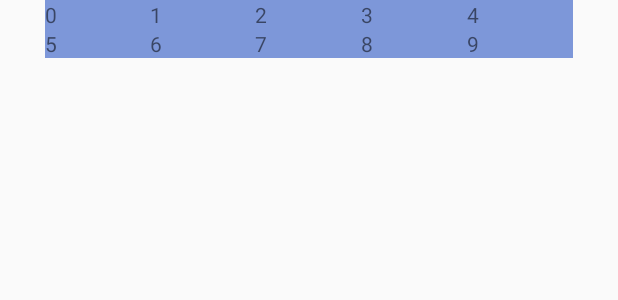
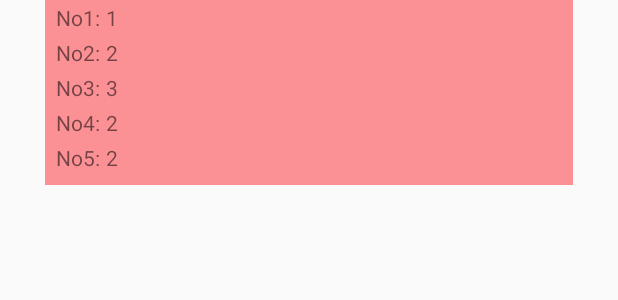
Before and after one commit to ApplicationT/MoneyCounter, an Android app: the layout float_window_big.xml on its own in the app's theme, with its tools: preview values and no code run, on a phone screen of 412 x 824 dp. Shown: the top 300 px of the screen. Run offline under Robolectric (Android 15) with nearby library versions, the phone set to English and light mode, and no system bars.

Commit message:
增加代码

```diff
--- a/app/src/main/AndroidManifest.xml
+++ b/app/src/main/AndroidManifest.xml
@@ -14,7 +14,8 @@
         android:label="@string/app_name"
         android:supportsRtl="true"
         android:theme="@style/AppTheme">
-        <activity android:name=".WelcomeActivity">
+        <activity android:name=".WelcomeActivity"
+            android:launchMode="singleTask">
             <intent-filter>
                 <action android:name="android.intent.action.MAIN" />
 
--- a/app/src/main/java/applock/anderson/com/moneycounter/Utils/SettingsContact.java
+++ b/app/src/main/java/applock/anderson/com/moneycounter/Utils/SettingsContact.java
@@ -9,4 +9,8 @@ public class SettingsContact {
     public static final String SHUNZI = "shunzi";
     public static final String BAOZI = "baozi";
     public static final String WEIZHI = "weizhi";
+    public static final String FLOAT = "float";
+    public static final String GET_MONEY = "getmoney";
+
+
 }
--- a/app/src/main/res/layout/float_window_big.xml
+++ b/app/src/main/res/layout/float_window_big.xml
@@ -5,83 +5,103 @@
     android:layout_height="wrap_content"
     android:layout_marginLeft="30dp"
     android:layout_marginRight="30dp"
-    android:background="#ab4068ca"
+    android:background="#9efe5157"
     android:orientation="vertical">
 
 
+    <RelativeLayout
+        android:layout_width="match_parent"
+        android:layout_height="123dp">
+
         <LinearLayout
-        android:layout_width="match_parent"
+            android:layout_width="wrap_content"
+            android:layout_height="wrap_content"
+            android:orientation="vertical"
+            android:layout_marginLeft="5dp">
+
+            <LinearLayout
+                android:layout_width="wrap_content"
                 android:layout_height="wrap_content">
 
                 <TextView
                     android:layout_width="wrap_content"
                     android:layout_height="wrap_content"
-            android:layout_weight="1"
-            android:text="0" />
+                    android:padding="2dp"
+                    android:text="No1:" />
 
                 <TextView
                     android:layout_width="wrap_content"
                     android:layout_height="wrap_content"
-            android:layout_weight="1"
+                    android:padding="2dp"
                     android:text="1" />
-
-        <TextView
-            android:layout_width="wrap_content"
-            android:layout_height="wrap_content"
-            android:layout_weight="1"
-            android:text="2" />
-
-        <TextView
-            android:layout_width="wrap_content"
-            android:layout_height="wrap_content"
-            android:layout_weight="1"
-            android:text="3" />
-
-        <TextView
-            android:layout_width="wrap_content"
-            android:layout_height="wrap_content"
-            android:layout_weight="1"
-            android:text="4" />
-
-
             </LinearLayout>
 
             <LinearLayout
-        android:layout_width="match_parent"
+            android:layout_width="wrap_content"
             android:layout_height="wrap_content">
 
             <TextView
                 android:layout_width="wrap_content"
                 android:layout_height="wrap_content"
-            android:layout_weight="1"
-            android:text="5" />
+                android:padding="2dp"
+                android:text="No2:" />
 
             <TextView
                 android:layout_width="wrap_content"
                 android:layout_height="wrap_content"
-            android:layout_weight="1"
-            android:text="6"
-            android:id="@+id/textView" />
+                android:padding="2dp"
+                android:text="2" />
+        </LinearLayout>
+            <LinearLayout
+                android:layout_width="wrap_content"
+                android:layout_height="wrap_content">
 
                 <TextView
                     android:layout_width="wrap_content"
                     android:layout_height="wrap_content"
-            android:layout_weight="1"
-            android:text="7" />
+                    android:padding="2dp"
+                    android:text="No3:" />
 
                 <TextView
                     android:layout_width="wrap_content"
                     android:layout_height="wrap_content"
-            android:layout_weight="1"
-            android:text="8" />
+                    android:padding="2dp"
+                    android:text="3" />
+            </LinearLayout>
+            <LinearLayout
+                android:layout_width="wrap_content"
+                android:layout_height="wrap_content">
 
                 <TextView
                     android:layout_width="wrap_content"
                     android:layout_height="wrap_content"
-            android:layout_weight="1"
-            android:text="9" />
+                    android:padding="2dp"
+                    android:text="No4:" />
 
+                <TextView
+                    android:layout_width="wrap_content"
+                    android:layout_height="wrap_content"
+                    android:padding="2dp"
+                    android:text="2" />
+            </LinearLayout>
+            <LinearLayout
+                android:layout_width="wrap_content"
+                android:layout_height="wrap_content">
+
+                <TextView
+                    android:layout_width="wrap_content"
+                    android:layout_height="wrap_content"
+                    android:padding="2dp"
+                    android:text="No5:" />
+
+                <TextView
+                    android:layout_width="wrap_content"
+                    android:layout_height="wrap_content"
+                    android:padding="2dp"
+                    android:text="2" />
+            </LinearLayout>
+        </LinearLayout>
+
+    </RelativeLayout>
 
 </LinearLayout>
-
-</LinearLayout>
```
Also changed, not shown: app/src/main/java/applock/anderson/com/moneycounter/MainActivity.java (+62 -17 lines), app/src/main/java/applock/anderson/com/moneycounter/services/CountService.java (+34 -5 lines), app/src/main/res/layout/float_window_small.xml (+4 -3 lines), app/src/main/res/layout/main_activity.xml (+48 -8 lines). Lines whose indentation alone changed are shown as unchanged.
